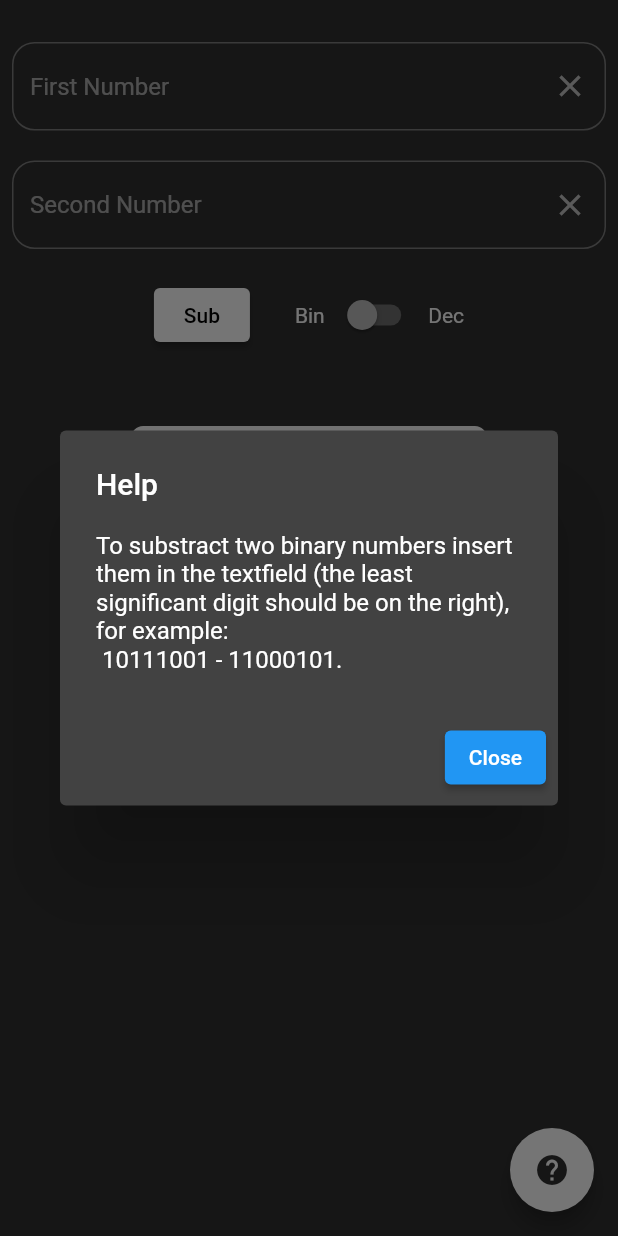
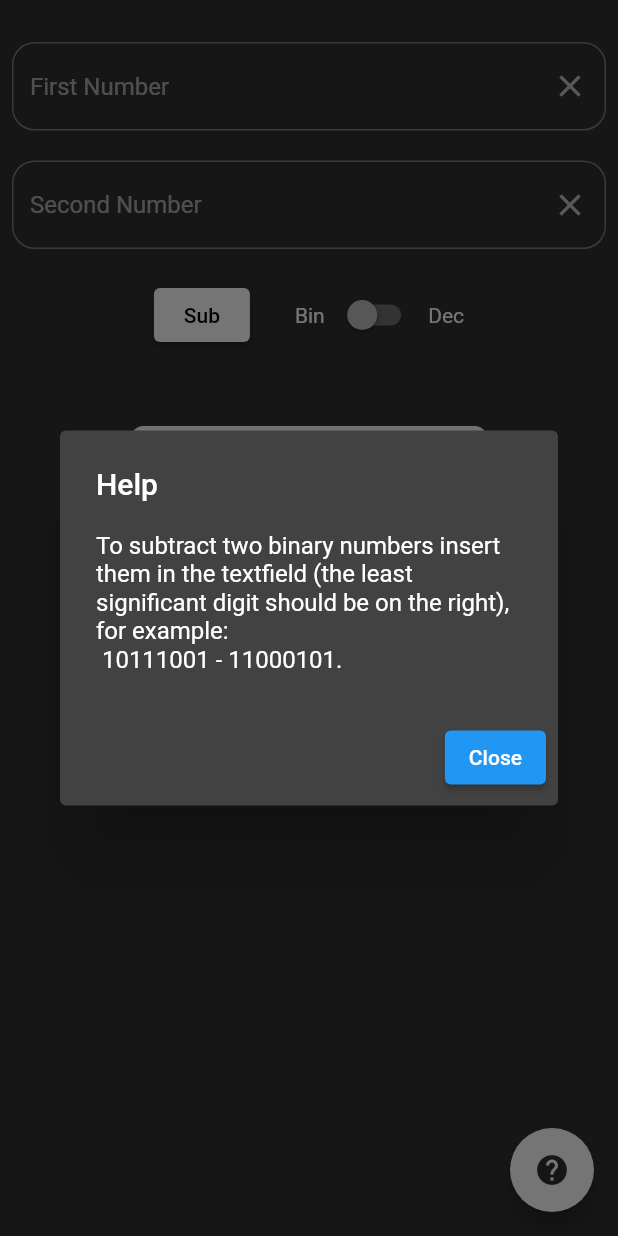
Before and after one commit to nick747/f_bit_calculator, a Flutter app: the Sub screen opened directly, after a tap on the "help" icon, on a phone screen of 412 x 824 dp. Run offline on Flutter 3.47's test engine with Material 2 defaults, Android fonts, the light colour scheme and no system bars; our stand-ins replace google_fonts; Roboto replaces fonts that are missing (Fira Mono).

Commit message:
Grammar fixes :)

```diff
--- a/lib/views/sub.dart
+++ b/lib/views/sub.dart
@@ -126,7 +126,7 @@ class _SubState extends State<Sub> {
               return AlertDialog(
                 title: const Text('Help'),
                 content: const Text(
-                    'To substract two binary numbers insert them in the textfield (the least significant digit should be on the right), for example: \n 10111001 - 11000101.'),
+                    'To subtract two binary numbers insert them in the textfield (the least significant digit should be on the right), for example: \n 10111001 - 11000101.'),
                 actions: <Widget>[
                   ElevatedButton(
                     child: const Text('Close'),
--- a/lib/views/sum.dart
+++ b/lib/views/sum.dart
@@ -126,7 +126,7 @@ class _SumState extends State<Sum> {
               return AlertDialog(
                 title: const Text('Help'),
                 content: const Text(
-                    'To sum two binary numbers insert them in the textfield (the least significant digit should be on the right), for example: \n 10111001 + 11000101.'),
+                    'To add two binary numbers insert them in the textfield (the least significant digit should be on the right), for example: \n 10111001 + 11000101.'),
                 actions: <Widget>[
                   ElevatedButton(
                     child: const Text('Close'),
```
